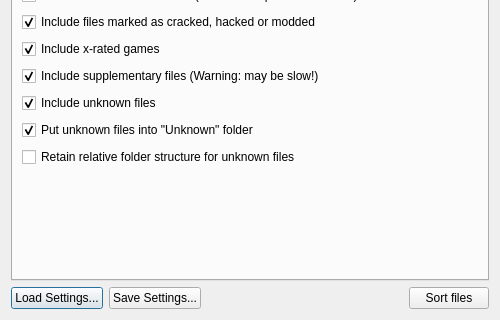
The window that ui/SorterLauncher.ui (ladyeklipse/ZX-Pokemaster) describes before a commit, drawn with Qt 5; both pictures show x 0 to 500 and y 230 to 550 of the 500 by 550 pixel window.
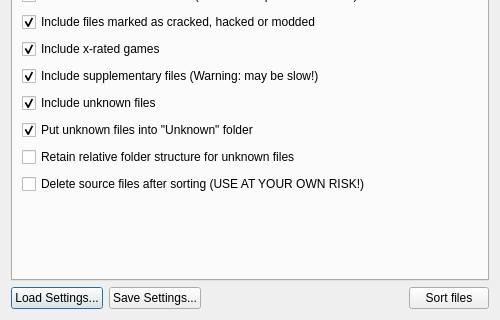
The same window after the commit. Icons and pictures are not drawn.

Patch:
```diff
--- a/ui/SorterLauncher.ui
+++ b/ui/SorterLauncher.ui
@@ -282,7 +282,7 @@
       <attribute name="title">
        <string>File filtering</string>
       </attribute>
-      <layout class="QVBoxLayout" name="verticalLayout" stretch="0,0,0,1,1,1,1,1,1,0,0,0,0,1">
+      <layout class="QVBoxLayout" name="verticalLayout" stretch="0,0,0,1,1,1,1,1,1,0,0,0,0,0,1">
        <property name="spacing">
         <number>7</number>
        </property>
@@ -474,6 +474,19 @@
          </property>
         </widget>
        </item>
+       <item>
+        <widget class="QCheckBox" name="chkDeleteSourceFiles">
+         <property name="text">
+          <string extracomment="If unchecked, unknown files will be mixed with known and properly renamed ones.">Delete source files after sorting (USE AT YOUR OWN RISK!)</string>
+         </property>
+         <property name="checked">
+          <bool>false</bool>
+         </property>
+         <property name="tristate">
+          <bool>false</bool>
+         </property>
+        </widget>
+       </item>
        <item>
         <spacer name="verticalSpacer">
          <property name="orientation">
```
Left out of the diff: 1 changed line with no effect on the pictures.
